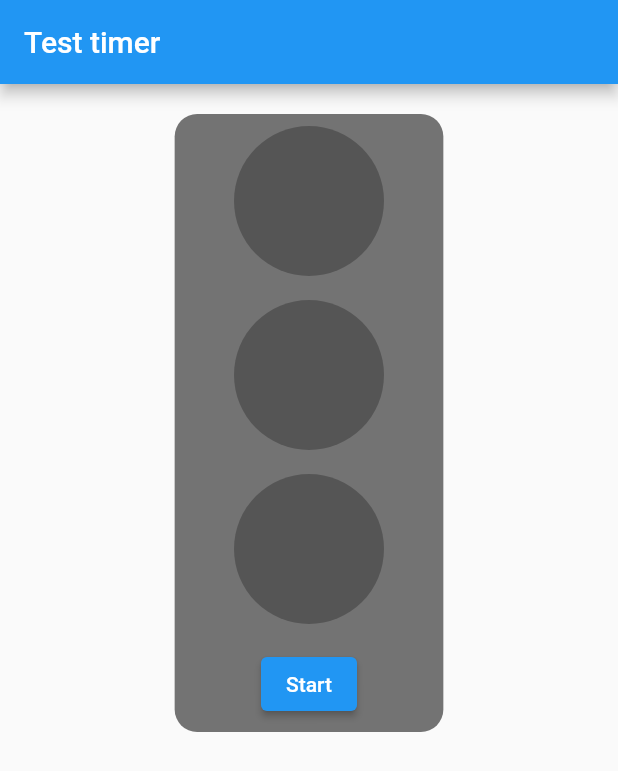
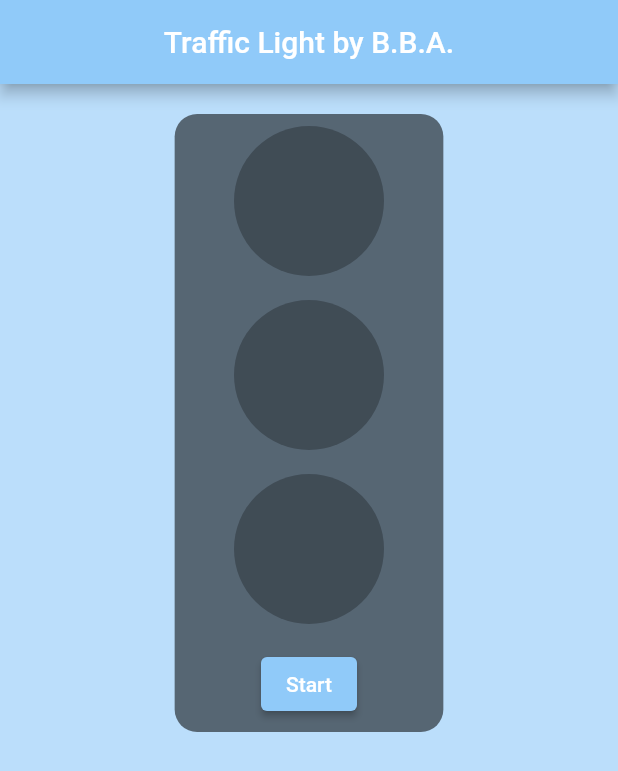
Before and after one commit to Kibakuss/traffic_light, a Flutter app: the screen it shows after launch, on a phone screen of 412 x 824 dp. Shown: the top 771 px of the screen. Run offline on Flutter 3.47's test engine with Material 2 defaults, Android fonts, the light colour scheme and no system bars.

Commit message:
working traffic light on Stateful widget + setState

```diff
--- a/lib/main.dart
+++ b/lib/main.dart
@@ -13,6 +13,7 @@ class MyApp extends StatelessWidget {
   @override
   Widget build(BuildContext context) {
     return const MaterialApp(
+      debugShowCheckedModeBanner: false,
       home: TestLight(),
     );
   }
--- a/lib/screens/test.dart
+++ b/lib/screens/test.dart
@@ -15,8 +15,14 @@ class _TestLightState extends State<TestLight> {
   @override
   Widget build(BuildContext context) {
     return Scaffold(
+        backgroundColor: Colors.blue[100],
         appBar: AppBar(
-          title: const Text('Test timer'),
+          centerTitle: true,
+          backgroundColor: Colors.blue[200],
+          title: const Text(
+            'Traffic Light by B.B.A.',
+            style: TextStyle(fontSize: 20, color: Colors.white),
+          ),
         ),
         body: SafeArea(
           child: Column(
@@ -64,6 +70,14 @@ class _TrafficLightTestState extends State<TrafficLightTest> {
         _changeColorYellow = false;
         _changeColorGreen = true;
       });
+      Timer(const Duration(seconds: 12), () {
+        setState(() {
+          _changeColorYellow = false;
+          _changeColorGreen = false;
+          _changeColorGreen = false;
+          _isButtonPressed = false;
+        });
+      });
     });
   }
 
@@ -109,6 +123,12 @@ class _TrafficLightTestState extends State<TrafficLightTest> {
                 ),
               ),
               ElevatedButton(
+                style: ButtonStyle(
+                  backgroundColor: MaterialStateProperty.all(Colors.blue[200]),
+                  // padding: MaterialStateProperty.all(EdgeInsets.all(50)),
+                  // textStyle:
+                  //     MaterialStateProperty.all(TextStyle(fontSize: 15))),
+                ),
                 onPressed: _isButtonPressed == false ? _startTimer : null,
                 child: const Text('Start'),
               ),
```
